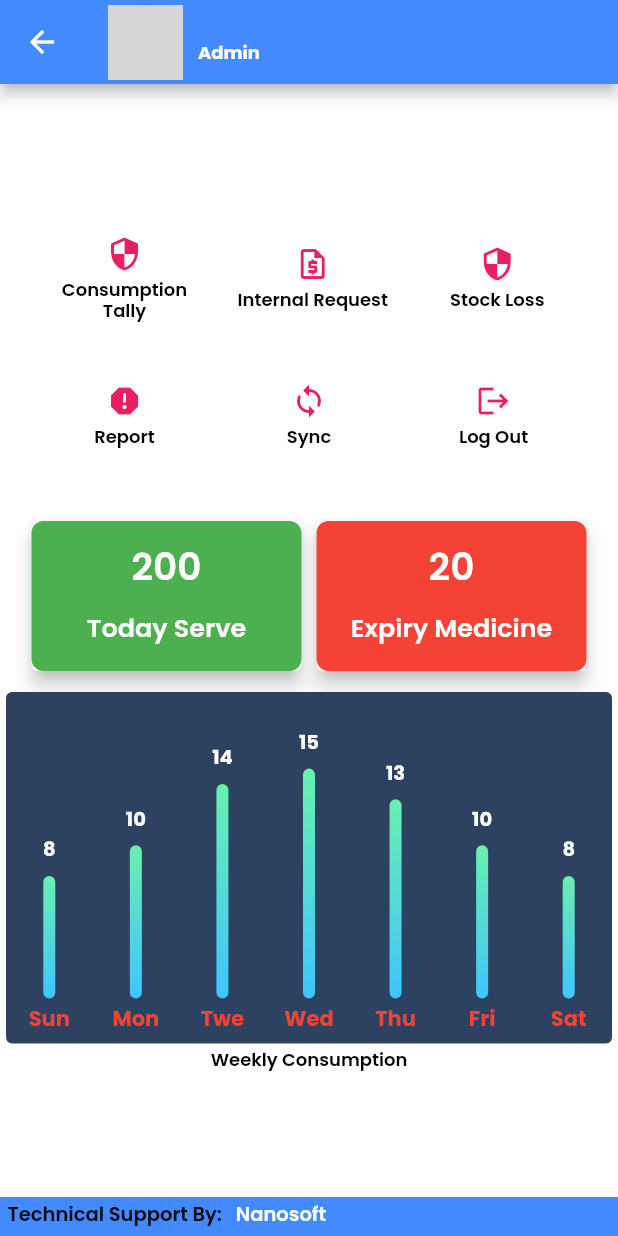
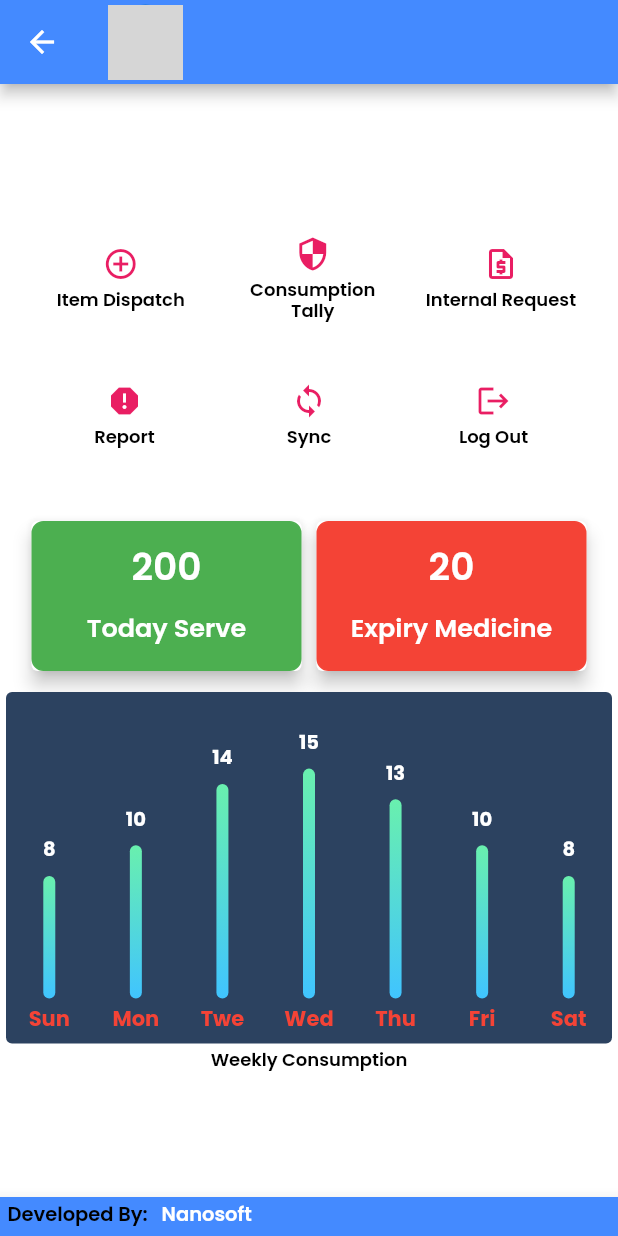
Before and after one commit to shahkutub/unhcr_pms_app_flutter, a Flutter app: the AfterLoginView screen opened by its route, on a phone screen of 412 x 824 dp. Run offline on Flutter 3.47's test engine with Material 2 defaults, Android fonts, the phone set to English and light mode, and no system bars; drawn by our look-alikes of fl_chart; our stand-ins replace date_format, dropdown_search, flutter_image_compress, flutter_spinkit, flutter_svg, geocoding and 10 more; missing offline and left inert: connectivity_plus_web, flutter_share, geolocator_web, image_picker_for_web, network_info_plus_web, syncfusion_flutter_pdfviewer and 1 more; accounts and stored records are empty; network calls fail; statements that could not run were skipped; grey boxes are pictures that could not be loaded.

Commit message:
ui item dispatch

```diff
--- a/lib/app/modules/login/controllers/after_login_controller.dart
+++ b/lib/app/modules/login/controllers/after_login_controller.dart
@@ -28,11 +28,13 @@ class after_login_controller extends GetxController {
   var isLocationPermission = false.obs;
 
   var userNAme = ''.obs;
+  var userRole = ''.obs;
 
   @override
   void onInit() {
 
     userNAme.value = Get.find<AuthService>().currentUser.value.data!.user!.username!.toString();
+    userRole.value = Get.find<AuthService>().currentUser.value.data!.role_info![0].role_name!;
 
     getLocationPermission();
     //AuthRepository().allProd();
--- a/lib/app/modules/login/views/after_login_view.dart
+++ b/lib/app/modules/login/views/after_login_view.dart
@@ -448,11 +448,14 @@ class AfterLoginView extends GetView<after_login_controller> {
                             ),
                     ),
 
+                    Obx(
+                          () => Text(""+controller.userRole.value,
+                            style: TextStyle(color: Colors.white,fontSize: 12),
+                            textAlign:TextAlign.center,
+                          ),
+                    ),
 
-                    Text("Admin",
-                      style: TextStyle(color: Colors.white,fontSize: 12),
-                      textAlign:TextAlign.center,
-                    ),
+
                   ],
                 ),
 
@@ -472,7 +475,7 @@ class AfterLoginView extends GetView<after_login_controller> {
               child: Row(
                 children: [
                   Text(
-                    "Technical Support By: ",style: TextStyle(color: Colors.black),
+                    "Developed By: ",style: TextStyle(color: Colors.black),
                   ),
                   Text(
                     "  Nanosoft",style: TextStyle(color: Colors.white),
@@ -805,6 +808,45 @@ class AfterLoginView extends GetView<after_login_controller> {
                           crossAxisAlignment: CrossAxisAlignment.center,
                           children: [
                             Card(
+                              elevation: 0,
+                              child:GestureDetector(
+                                  onTap: () {
+                                    Get.toNamed(Routes.ITEM_DISPATCH);
+                                  },
+                                  child: Container(
+                                    height: 75,
+                                    width: 115,
+                                    //padding: EdgeInsets.all(10),
+                                    // decoration: BoxDecoration(
+                                    //   //color: Colors.green,
+                                    //   border: Border.all(color: Colors.red),
+                                    //   borderRadius: BorderRadius.all(
+                                    //       Radius.circular(8.0) //                 <--- border radius here
+                                    //   ),
+                                    // ),
+                                    child: Column(
+                                      mainAxisAlignment: MainAxisAlignment.center,
+                                      crossAxisAlignment: CrossAxisAlignment.center,
+                                      children: [
+
+                                        Icon(Icons.add_circle_outline,color: Colors.pink,),
+                                        SizedBox(
+                                          height: 5,
+                                        ),
+                                        Text("Item Dispatch",
+                                          style: TextStyle(color: Colors.black,fontSize: 12),
+                                          textAlign:TextAlign.center,
+                                        ),
+                                      ],
+                                    ),
+                                  )
+                              ),
+                            ),
+
+                            SizedBox(
+                              width: 5,
+                            ),
+                            Card(
                                 elevation: 0,
                                 child:Container(
                                   height: 75,
@@ -867,39 +909,39 @@ class AfterLoginView extends GetView<after_login_controller> {
                                   ),
                                 )
                             ),
-                            SizedBox(
-                              width: 5,
-                            ),
-                            Card(
-                                elevation: 0,
-                                child:Container(
-                                  height: 75,
-                                  width: 110,
-                                  //padding: EdgeInsets.all(10),
-                                  // decoration: BoxDecoration(
-                                  //   //color: Colors.green,
-                                  //   border: Border.all(color: Colors.red),
-                                  //   borderRadius: BorderRadius.all(
-                                  //       Radius.circular(8.0) //                 <--- border radius here
-                                  //   ),
-                                  // ),
-                                  child: Column(
-                                    mainAxisAlignment: MainAxisAlignment.center,
-                                    crossAxisAlignment: CrossAxisAlignment.center,
-                                    children: [
-
-                                      Icon(Icons.security,color: Colors.pink,),
-                                      SizedBox(
-                                        height: 5,
-                                      ),
-                                      Text("Stock Loss",
-                                        style: TextStyle(color: Colors.black,fontSize: 12),
-                                        textAlign:TextAlign.center,
-                                      ),
-                                    ],
-                                  ),
-                                )
-                            ),
+                            // SizedBox(
+                            //   width: 5,
+                            // ),
+                            // Card(
+                            //     elevation: 0,
+                            //     child:Container(
+                            //       height: 75,
+                            //       width: 110,
+                            //       //padding: EdgeInsets.all(10),
+                            //       // decoration: BoxDecoration(
+                            //       //   //color: Colors.green,
+                            //       //   border: Border.all(color: Colors.red),
+                            //       //   borderRadius: BorderRadius.all(
+                            //       //       Radius.circular(8.0) //                 <--- border radius here
+                            //       //   ),
+                            //       // ),
+                            //       child: Column(
+                            //         mainAxisAlignment: MainAxisAlignment.center,
+                            //         crossAxisAlignment: CrossAxisAlignment.center,
+                            //         children: [
+                            //
+                            //           Icon(Icons.security,color: Colors.pink,),
+                            //           SizedBox(
+                            //             height: 5,
+                            //           ),
+                            //           Text("Stock Loss",
+                            //             style: TextStyle(color: Colors.black,fontSize: 12),
+                            //             textAlign:TextAlign.center,
+                            //           ),
+                            //         ],
+                            //       ),
+                            //     )
+                            // ),
 
                           ],
                         ),
--- a/lib/app/routes/app_pages.dart
+++ b/lib/app/routes/app_pages.dart
@@ -1,3 +1,5 @@
+import 'package:brac_arna/app/modules/item_dispatch/bindings/item_dispatch_binding.dart';
+import 'package:brac_arna/app/modules/item_dispatch/views/item_dispatch_view.dart';
 import 'package:brac_arna/app/modules/login/views/after_login_view.dart';
 import 'package:brac_arna/app/modules/provided_data_list/views/inspection_report_pdf_view.dart';
 import 'package:brac_arna/app/modules/provided_data_list/views/single_inspection_form_view.dart';
@@ -95,5 +97,13 @@ class AppPages {
       binding: GeoLocationBinding(),
     ),
 
+    GetPage(
+      name: _Paths.ITEM_DISPATCH,
+      page: () => ItemDispatchView(),
+      binding: ItemDispatchBinding(),
+    ),
+
+
+
   ];
 }
--- a/lib/app/routes/app_routes.dart
+++ b/lib/app/routes/app_routes.dart
@@ -15,6 +15,7 @@ abstract class Routes {
   static const INSTITUTE_SEARCH = _Paths.INSTITUTE_SEARCH;
   static const GENERAL_SEARCH = _Paths.GENERAL_SEARCH;
   static const GEO_LOCATION = _Paths.GEO_LOCATION;
+  static const ITEM_DISPATCH = _Paths.ITEM_DISPATCH;
 
 }
 
@@ -30,4 +31,5 @@ abstract class _Paths {
   static const INSTITUTE_SEARCH = '/institute_search';
   static const GENERAL_SEARCH = '/general_search';
   static const GEO_LOCATION = '/geo_location';
+  static const ITEM_DISPATCH = '/item_dispatch';
 }
```
Also changed, not shown: lib/app/modules/item_dispatch/bindings/item_dispatch_binding.dart (added, +14 -0 lines), lib/app/modules/item_dispatch/controllers/item_dispatch_controller.dart (added, +33 -0 lines), lib/app/modules/item_dispatch/views/item_dispatch_view.dart (added, +160 -0 lines), 1 other file.
